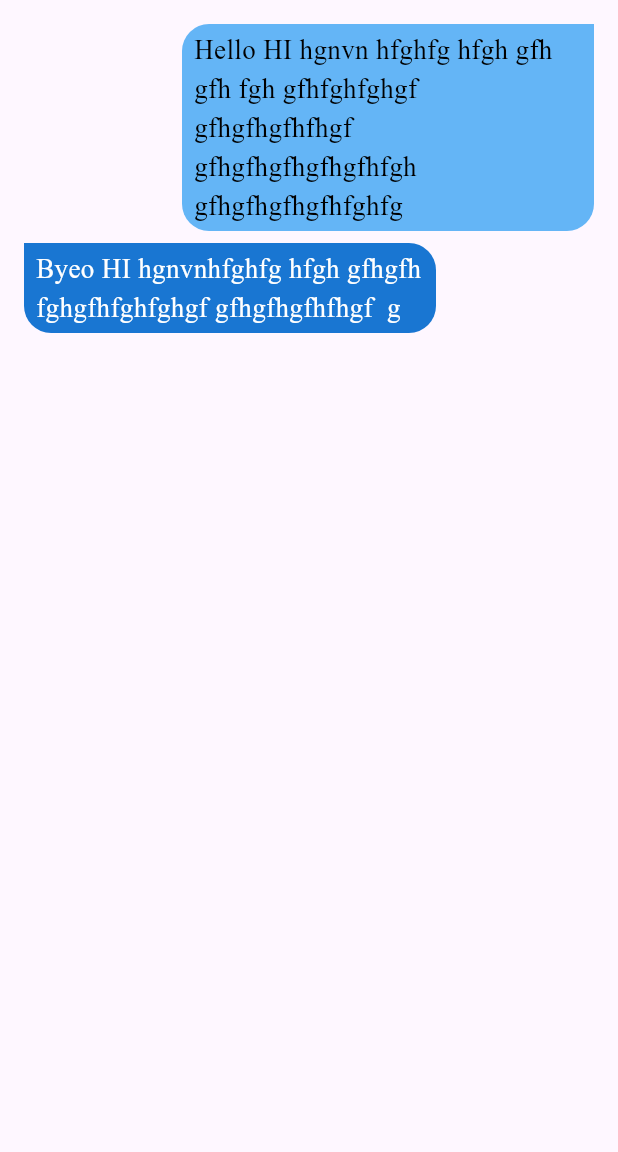
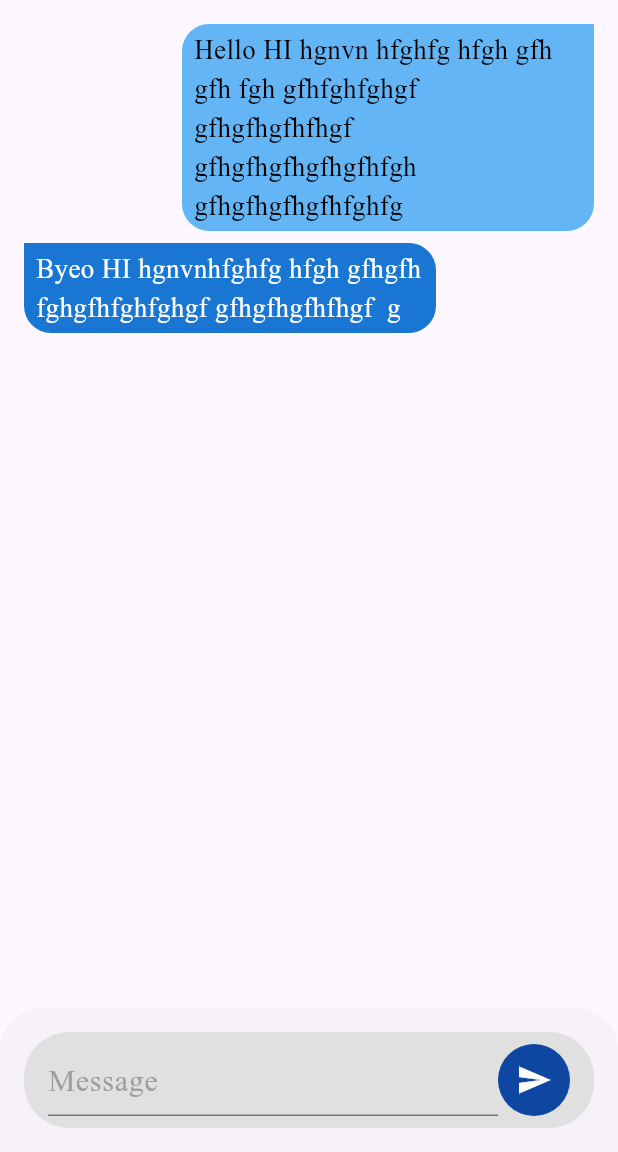
Before and after one commit to saefo97/AGBU, a Flutter app: the ChatScreen screen opened directly, on a phone screen of 412 x 824 dp, the part 84-1236 px from its top. Run offline on Flutter 3.47's test engine with Material 3 defaults, Android fonts, the phone set to English and light mode, and no system bars; our stand-ins replace animated_text_kit; missing offline and left inert: neon_widgets.

Commit message:
First Commit

```diff
--- a/lib/screens/chat_screen.dart
+++ b/lib/screens/chat_screen.dart
@@ -73,6 +73,48 @@ List <String> message = [
           ],
         );
       },),
+      bottomSheet: Padding(
+        padding: const EdgeInsets.all(16.0),
+        child: Container(
+          padding: EdgeInsets.symmetric(horizontal: 16.0,
+            vertical: 8.0
+          ),
+          decoration: BoxDecoration(
+            color: Colors.grey.shade300,
+            borderRadius: BorderRadius.circular(30.0)
+          ),
+
+          child: Row(
+            children: [
+              Expanded(
+                  child: TextField(
+                    decoration: InputDecoration(
+                      focusedBorder: InputBorder.none,
+                      hintText: "Message",
+                      hintStyle: TextStyle(
+                        color: Colors.grey,
+                        fontSize: 20
+                      )
+                    ),
+                  )),
+              IconButton(
+                padding: EdgeInsets.all(12.0),
+                onPressed: () {},
+                style: ButtonStyle(
+                  backgroundColor: MaterialStateProperty.resolveWith<Color>((states) {
+                    if (states.contains(MaterialState.pressed)) {
+                      return Colors.red;
+                    }
+                    return kDarkBlue2; // اللون الافتراضي
+                  }),
+                ),
+                color: Colors.white,
+                icon: Icon(Icons.send),
+              ),
+            ],
+          ),
+        ),
+      ),
     );
   }
 }
```
